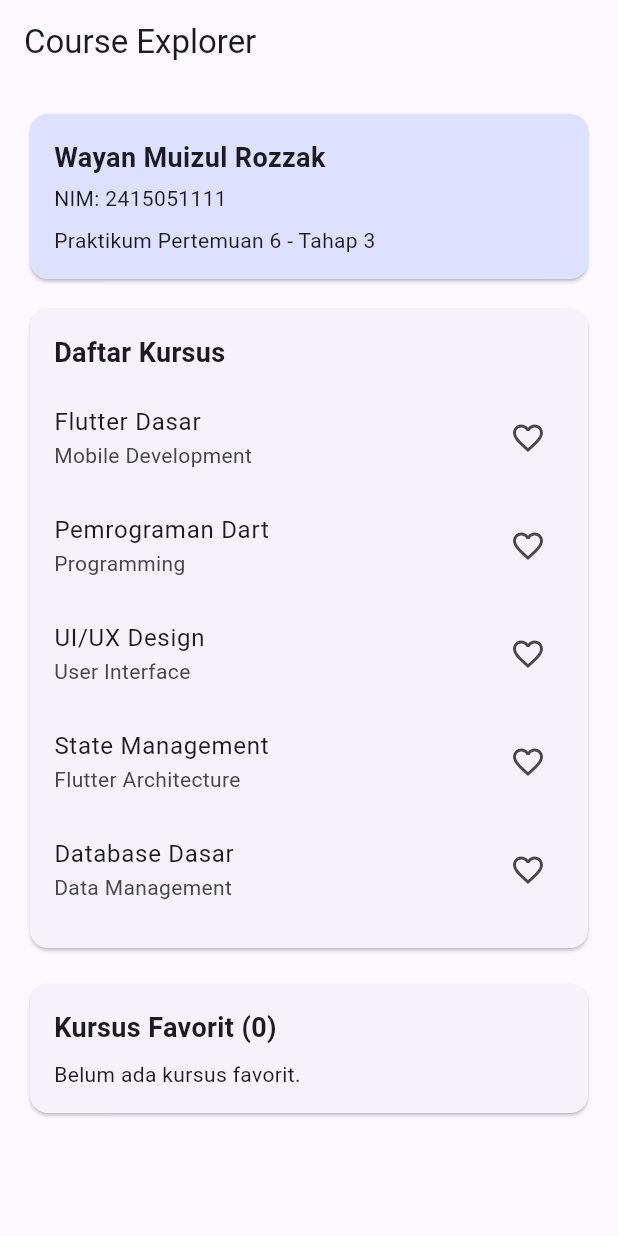
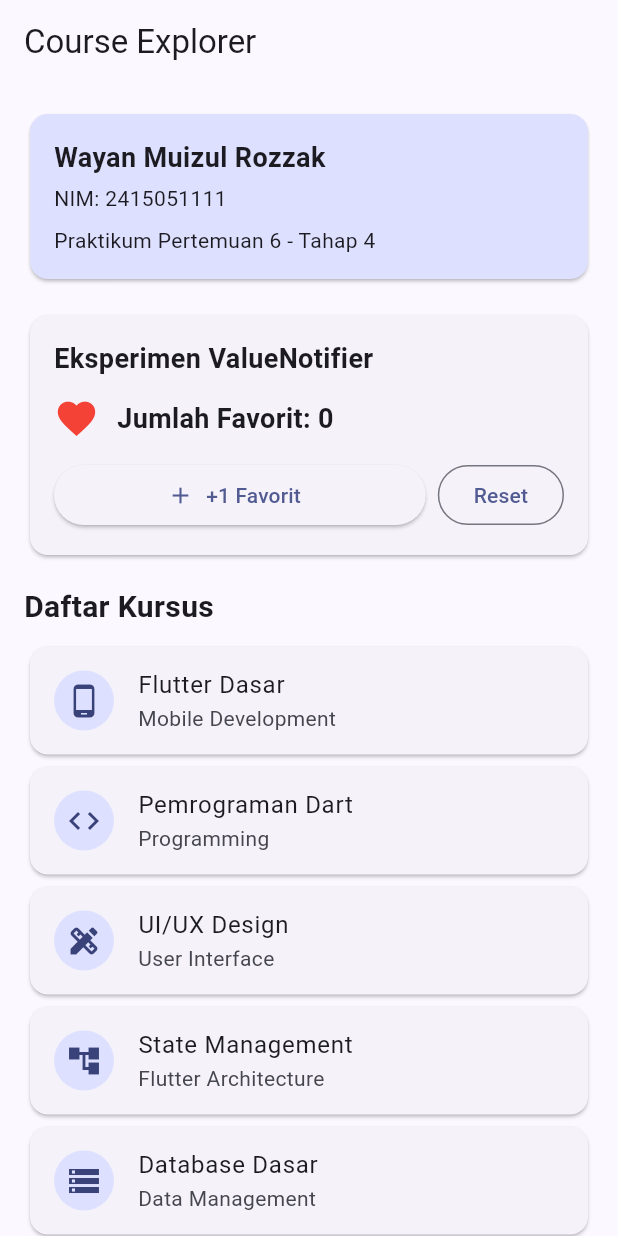
Before and after one commit to wayanrozzak/flutter-pertemuan-6, a Flutter app: the screen it shows after launch, on a phone screen of 412 x 824 dp. Run offline on Flutter 3.47's test engine with Material 3 defaults, Android fonts, the phone set to English and light mode, and no system bars.

Commit message:
Eksperimen ValueNotifier untuk state sederhana

```diff
--- a/lib/main.dart
+++ b/lib/main.dart
@@ -7,14 +7,6 @@ void main() {
 
 const String studentName = 'Wayan Muizul Rozzak';
 const String studentId = '2415051111';
-
-const List<Map<String, String>> courses = [
-  {'id': '1', 'title': 'Flutter Dasar', 'category': 'Mobile Development'},
-  {'id': '2', 'title': 'Pemrograman Dart', 'category': 'Programming'},
-  {'id': '3', 'title': 'UI/UX Design', 'category': 'User Interface'},
-  {'id': '4', 'title': 'State Management', 'category': 'Flutter Architecture'},
-  {'id': '5', 'title': 'Database Dasar', 'category': 'Data Management'},
-];
 
 class CourseExplorerApp extends StatelessWidget {
   const CourseExplorerApp({super.key});
@@ -33,32 +25,15 @@ class CourseExplorerApp extends StatelessWidget {
   }
 }
 
-// PARENT: satu-satunya pemilik state favorites.
-class CourseExplorerPage extends StatefulWidget {
+class CourseExplorerPage extends StatelessWidget {
   const CourseExplorerPage({super.key});
-
-  @override
-  State<CourseExplorerPage> createState() => _CourseExplorerPageState();
-}
-
-class _CourseExplorerPageState extends State<CourseExplorerPage> {
-  final Set<String> _favorites = {};
-
-  // Semua perubahan favorites dilakukan di parent.
-  void _toggleFavorite(String courseId) {
-    setState(() {
-      if (_favorites.contains(courseId)) {
-        _favorites.remove(courseId);
-      } else {
-        _favorites.add(courseId);
-      }
-    });
-  }
 
   @override
   Widget build(BuildContext context) {
     return Scaffold(
-      appBar: AppBar(title: const Text('Course Explorer')),
+      appBar: AppBar(
+        title: const Text('Course Explorer'),
+      ),
       body: ListView(
         padding: const EdgeInsets.all(16),
         children: [
@@ -79,25 +54,47 @@ class _CourseExplorerPageState extends State<CourseExplorerPage> {
                   SizedBox(height: 4),
                   Text('NIM: $studentId'),
                   SizedBox(height: 8),
-                  Text('Praktikum Pertemuan 6 - Tahap 3'),
+                  Text('Praktikum Pertemuan 6 - Tahap 4'),
                 ],
               ),
             ),
           ),
-          const SizedBox(height: 12),
+          const SizedBox(height: 16),
 
-          // Child pertama menerima data dan callback dari parent.
-          CourseListChild(
-            favorites: _favorites,
-            onToggleFavorite: _toggleFavorite,
-          ),
+          const FavoriteCounter(),
 
           const SizedBox(height: 16),
 
-          // Child kedua menerima sumber data dan callback yang sama.
-          FavoriteSummaryChild(
-            favorites: _favorites,
-            onToggleFavorite: _toggleFavorite,
+          const Text(
+            'Daftar Kursus',
+            style: TextStyle(fontSize: 20, fontWeight: FontWeight.bold),
+          ),
+          const SizedBox(height: 8),
+
+          const CourseTile(
+            title: 'Flutter Dasar',
+            category: 'Mobile Development',
+            icon: Icons.phone_android,
+          ),
+          const CourseTile(
+            title: 'Pemrograman Dart',
+            category: 'Programming',
+            icon: Icons.code,
+          ),
+          const CourseTile(
+            title: 'UI/UX Design',
+            category: 'User Interface',
+            icon: Icons.design_services,
+          ),
+          const CourseTile(
+            title: 'State Management',
+            category: 'Flutter Architecture',
+            icon: Icons.account_tree,
+          ),
+          const CourseTile(
+            title: 'Database Dasar',
+            category: 'Data Management',
+            icon: Icons.storage,
           ),
         ],
       ),
@@ -105,16 +102,28 @@ class _CourseExplorerPageState extends State<CourseExplorerPage> {
   }
 }
 
-// CHILD 1: membaca favorites, tidak memiliki salinan state sendiri.
-class CourseListChild extends StatelessWidget {
-  final Set<String> favorites;
-  final ValueChanged<String> onToggleFavorite;
+class FavoriteCounter extends StatefulWidget {
+  const FavoriteCounter({super.key});
 
-  const CourseListChild({
-    super.key,
-    required this.favorites,
-    required this.onToggleFavorite,
-  });
+  @override
+  State<FavoriteCounter> createState() => _FavoriteCounterState();
+}
+
+class _FavoriteCounterState extends State<FavoriteCounter> {
+  // ValueNotifier menyimpan satu nilai yang dapat diamati.
+  late final ValueNotifier<int> favoriteCount;
+
+  @override
+  void initState() {
+    super.initState();
+    favoriteCount = ValueNotifier<int>(0);
+  }
+
+  @override
+  void dispose() {
+    favoriteCount.dispose();
+    super.dispose();
+  }
 
   @override
   Widget build(BuildContext context) {
@@ -125,30 +134,55 @@ class CourseListChild extends StatelessWidget {
           crossAxisAlignment: CrossAxisAlignment.start,
           children: [
             const Text(
-              'Daftar Kursus',
+              'Eksperimen ValueNotifier',
               style: TextStyle(fontSize: 18, fontWeight: FontWeight.bold),
             ),
-            const SizedBox(height: 8),
-            ...courses.map((course) {
-              final id = course['id']!;
-              final isFavorite = favorites.contains(id);
+            const SizedBox(height: 12),
 
-              return ListTile(
-                contentPadding: EdgeInsets.zero,
-                title: Text(course['title']!),
-                subtitle: Text(course['category']!),
-                trailing: IconButton(
-                  tooltip: isFavorite
-                      ? 'Hapus dari favorit'
-                      : 'Tambahkan ke favorit',
-                  onPressed: () => onToggleFavorite(id),
-                  icon: Icon(
-                    isFavorite ? Icons.favorite : Icons.favorite_border,
-                    color: isFavorite ? Colors.red : null,
+            // Hanya bagian ini yang mendengarkan perubahan nilai.
+            ValueListenableBuilder<int>(
+              valueListenable: favoriteCount,
+              builder: (context, value, child) {
+                return Row(
+                  children: [
+                    const Icon(Icons.favorite, color: Colors.red, size: 30),
+                    const SizedBox(width: 12),
+                    Expanded(
+                      child: Text(
+                        'Jumlah Favorit: $value',
+                        style: const TextStyle(
+                          fontSize: 18,
+                          fontWeight: FontWeight.w600,
+                        ),
+                      ),
+                    ),
+                  ],
+                );
+              },
+            ),
+
+            const SizedBox(height: 12),
+
+            Row(
+              children: [
+                Expanded(
+                  child: ElevatedButton.icon(
+                    onPressed: () {
+                      favoriteCount.value++;
+                    },
+                    icon: const Icon(Icons.add),
+                    label: const Text('+1 Favorit'),
                   ),
                 ),
-              );
-            }),
+                const SizedBox(width: 8),
+                OutlinedButton(
+                  onPressed: () {
+                    favoriteCount.value = 0;
+                  },
+                  child: const Text('Reset'),
+                ),
+              ],
+            ),
           ],
         ),
       ),
@@ -156,53 +190,27 @@ class CourseListChild extends StatelessWidget {
   }
 }
 
-// CHILD 2: membaca data favorites yang sama.
-class FavoriteSummaryChild extends StatelessWidget {
-  final Set<String> favorites;
-  final ValueChanged<String> onToggleFavorite;
+class CourseTile extends StatelessWidget {
+  final String title;
+  final String category;
+  final IconData icon;
 
-  const FavoriteSummaryChild({
+  const CourseTile({
     super.key,
-    required this.favorites,
-    required this.onToggleFavorite,
+    required this.title,
+    required this.category,
+    required this.icon,
   });
 
   @override
   Widget build(BuildContext context) {
-    final favoriteCourses = courses
-        .where((course) => favorites.contains(course['id']))
-        .toList();
-
     return Card(
-      child: Padding(
-        padding: const EdgeInsets.all(16),
-        child: Column(
-          crossAxisAlignment: CrossAxisAlignment.start,
-          children: [
-            Text(
-              'Kursus Favorit (${favorites.length})',
-              style: const TextStyle(fontSize: 18, fontWeight: FontWeight.bold),
-            ),
-            const SizedBox(height: 8),
-            if (favoriteCourses.isEmpty)
-              const Text('Belum ada kursus favorit.')
-            else
-              ...favoriteCourses.map(
-                (course) => ListTile(
-                  contentPadding: EdgeInsets.zero,
-                  title: Text(course['title']!),
-                  trailing: IconButton(
-                    tooltip: 'Hapus dari favorit',
-                    onPressed: () => onToggleFavorite(course['id']!),
-                    icon: const Icon(
-                      Icons.remove_circle_outline,
-                      color: Colors.red,
-                    ),
-                  ),
-                ),
-              ),
-          ],
+      child: ListTile(
+        leading: CircleAvatar(
+          child: Icon(icon),
         ),
+        title: Text(title),
+        subtitle: Text(category),
       ),
     );
   }
```
